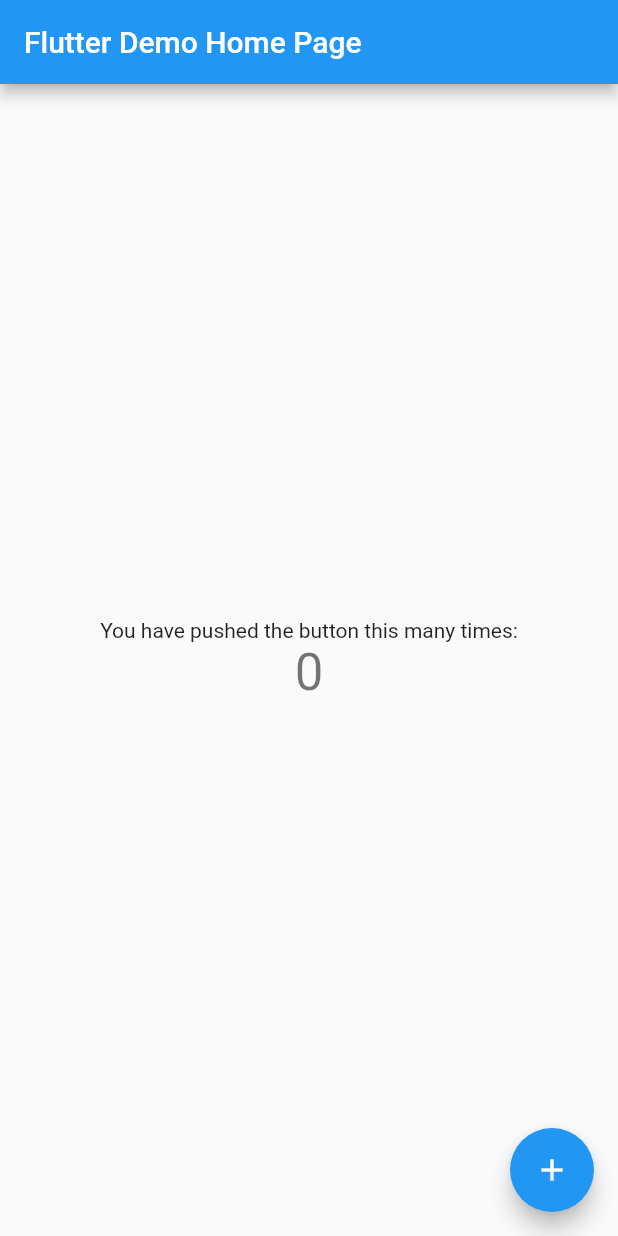
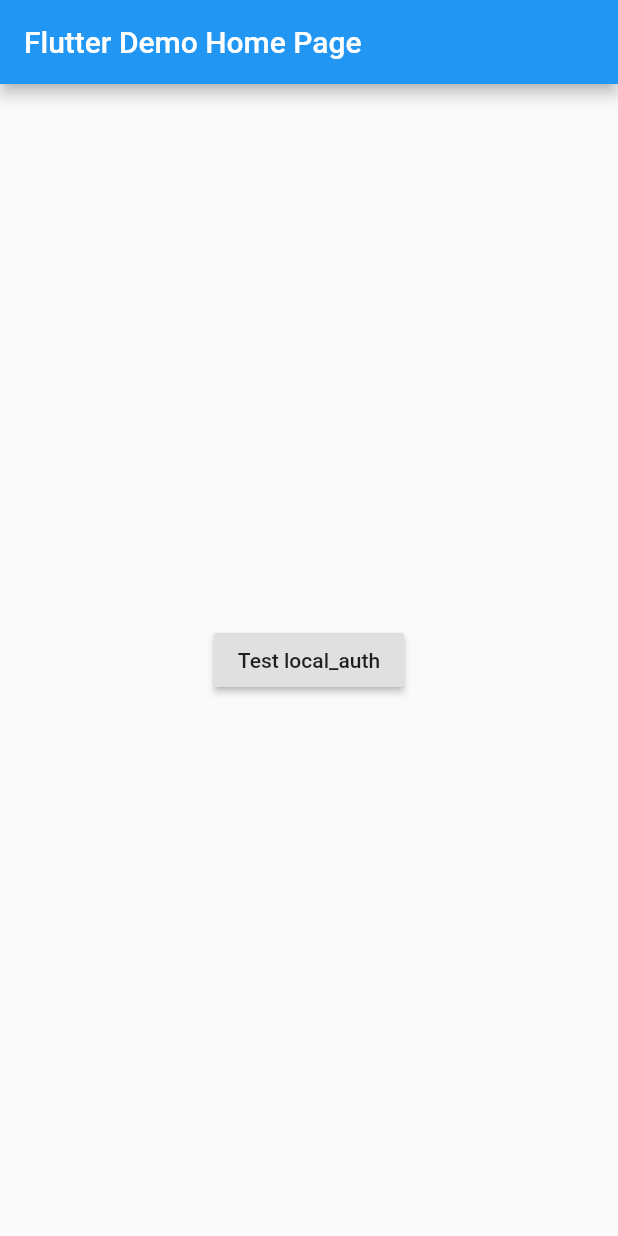
Before and after one commit to enricobenedos/flutter_local_auth_tests, a Flutter app: the screen it shows after launch, on a phone screen of 412 x 824 dp. Run offline on Flutter 3.47's test engine with Material 2 defaults, Android fonts, the phone set to English and light mode, and no system bars; our stand-ins replace local_auth.

Commit message:
Added local auth package and tested it

```diff
--- a/lib/main.dart
+++ b/lib/main.dart
@@ -1,4 +1,7 @@
 import 'package:flutter/material.dart';
+import 'package:local_auth/local_auth.dart';
+
+//Created using command: flutter create --androidx local_auth_test_app
 
 void main() => runApp(MyApp());
 
@@ -26,14 +29,6 @@ class MyHomePage extends StatefulWidget {
 }
 
 class _MyHomePageState extends State<MyHomePage> {
-  int _counter = 0;
-
-  void _incrementCounter() {
-    setState(() {
-      _counter++;
-    });
-  }
-
   @override
   Widget build(BuildContext context) {
     return Scaffold(
@@ -44,20 +39,18 @@ class _MyHomePageState extends State<MyHomePage> {
         child: Column(
           mainAxisAlignment: MainAxisAlignment.center,
           children: <Widget>[
-            Text(
-              'You have pushed the button this many times:',
-            ),
-            Text(
-              '$_counter',
-              style: Theme.of(context).textTheme.display1,
-            ),
+            RaisedButton(
+              child: Text('Test local_auth'),
+              onPressed: () async {
+                var localAuth = LocalAuthentication();
+
+                await localAuth.authenticateWithBiometrics(
+                    localizedReason:
+                        'Please authenticate to show account balance');
+              },
+            )
           ],
         ),
-      ),
-      floatingActionButton: FloatingActionButton(
-        onPressed: _incrementCounter,
-        tooltip: 'Increment',
-        child: Icon(Icons.add),
       ),
     );
   }
--- a/pubspec.yaml
+++ b/pubspec.yaml
@@ -23,6 +23,7 @@ dependencies:
   # The following adds the Cupertino Icons font to your application.
   # Use with the CupertinoIcons class for iOS style icons.
   cupertino_icons: ^0.1.2
+  local_auth: ^0.6.0+1
 
 dev_dependencies:
   flutter_test:
```
Also changed, not shown: pubspec.lock, 4 other files.
